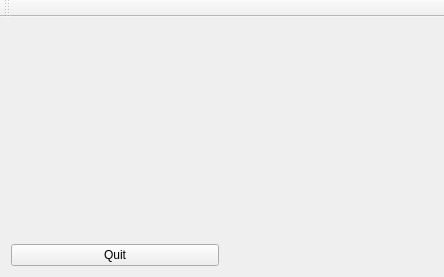
First picture: the form in Terrain_Generator/mainwindow.ui, repository Erxrick/TerrainGenerator, before the edit.
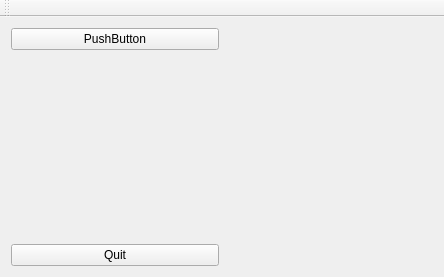
Second picture: the form after the edit. Custom widgets are drawn as their Qt base class.

What changed in the file:
```diff
--- a/Terrain_Generator/mainwindow.ui
+++ b/Terrain_Generator/mainwindow.ui
@@ -31,6 +31,13 @@
      <layout class="QVBoxLayout" name="verticalLayout_2">
       <item>
        <layout class="QVBoxLayout" name="verticalLayout">
+        <item>
+         <widget class="QPushButton" name="pushButton">
+          <property name="text">
+           <string>PushButton</string>
+          </property>
+         </widget>
+        </item>
         <item>
          <spacer name="verticalSpacer">
           <property name="orientation">
```
Left out of the diff: 22 changed lines with no effect on the pictures.
